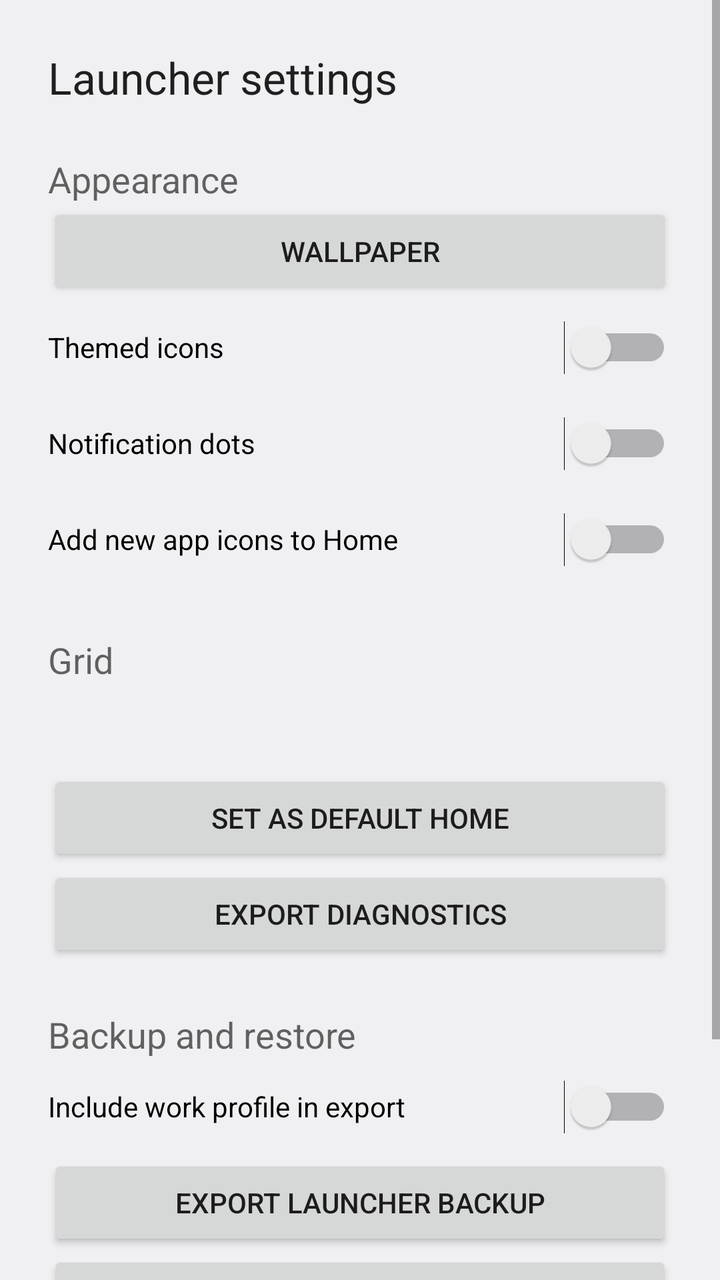
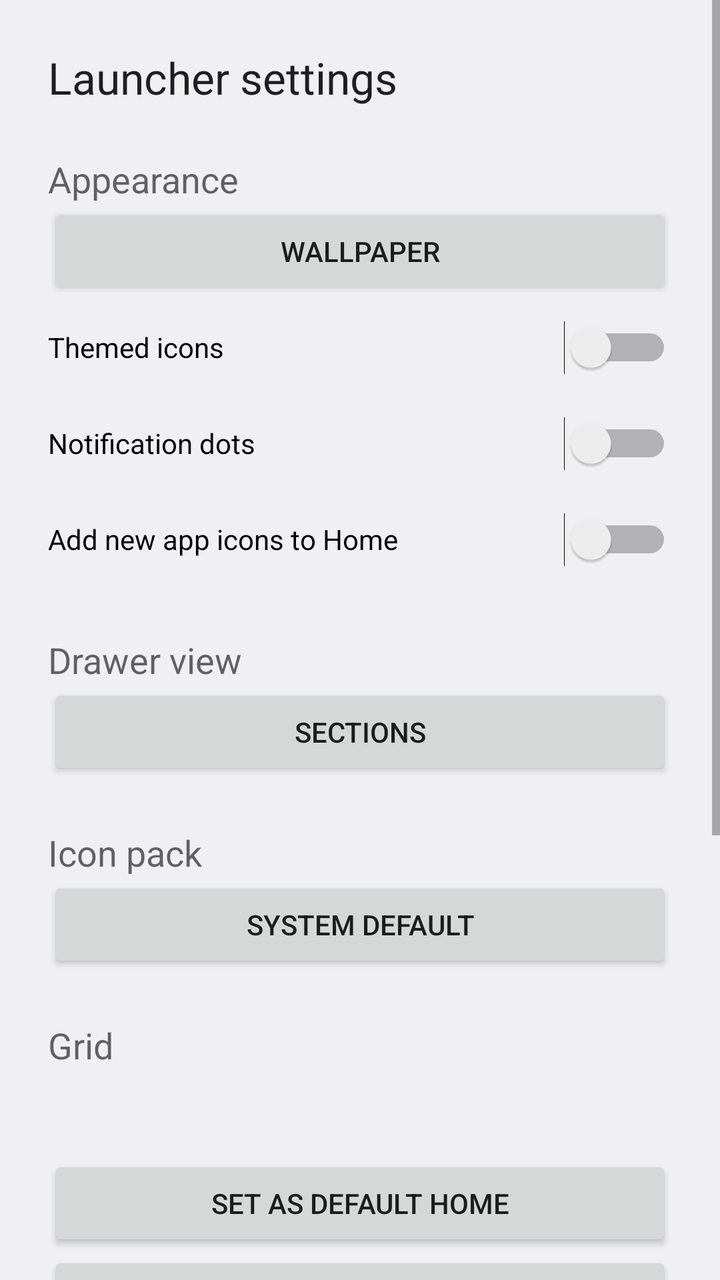

The first picture is an Android layout as it rendered before a commit; the second is the same layout after the commit. The layout source and the unified diff follow.
<!-- AndroidManifest.xml: activity theme Theme.Cenix.Settings -->
<!-- res/layout/activity_launcher_settings.xml -->
<?xml version="1.0" encoding="utf-8"?>
<ScrollView xmlns:android="http://schemas.android.com/apk/res/android"
    android:layout_width="match_parent"
    android:layout_height="match_parent"
    android:fillViewport="true">

    <LinearLayout
        android:layout_width="match_parent"
        android:layout_height="wrap_content"
        android:orientation="vertical"
        android:padding="24dp">

        <TextView
            android:id="@+id/settingsTitle"
            android:layout_width="match_parent"
            android:layout_height="wrap_content"
            android:accessibilityHeading="true"
            android:text="@string/launcher_settings"
            android:textAppearance="?android:attr/textAppearanceLarge" />

        <TextView
            android:layout_width="match_parent"
            android:layout_height="wrap_content"
            android:layout_marginTop="24dp"
            android:accessibilityHeading="true"
            android:text="@string/appearance"
            android:textAppearance="?android:attr/textAppearanceMedium" />

        <Button
            android:id="@+id/wallpaper"
            android:layout_width="match_parent"
            android:layout_height="48dp"
            android:text="@string/wallpaper" />

        <Switch
            android:id="@+id/themedIcons"
            android:layout_width="match_parent"
            android:layout_height="48dp"
            android:text="@string/themed_icons" />

        <Switch
            android:id="@+id/notificationDots"
            android:layout_width="match_parent"
            android:layout_height="48dp"
            android:text="@string/notification_dots" />

        <Switch
            android:id="@+id/autoAddApps"
            android:layout_width="match_parent"
            android:layout_height="48dp"
            android:text="@string/auto_add_apps" />

        <TextView
            android:layout_width="match_parent"
            android:layout_height="wrap_content"
            android:layout_marginTop="24dp"
            android:accessibilityHeading="true"
            android:text="@string/grid"
            android:textAppearance="?android:attr/textAppearanceMedium" />

        <RadioGroup
            android:id="@+id/gridOptions"
            android:layout_width="match_parent"
            android:layout_height="wrap_content"
            android:orientation="vertical" />

        <ProgressBar
            android:id="@+id/gridProgress"
            style="?android:attr/progressBarStyleHorizontal"
            android:layout_width="match_parent"
            android:layout_height="wrap_content"
            android:layout_marginTop="8dp"
            android:indeterminate="true"
            android:visibility="gone" />

        <TextView
            android:id="@+id/gridStatus"
            android:layout_width="match_parent"
            android:layout_height="wrap_content"
            android:accessibilityLiveRegion="polite" />

        <Button
            android:id="@+id/selectHomeRole"
            android:layout_width="match_parent"
            android:layout_height="48dp"
            android:layout_marginTop="24dp"
            android:text="@string/set_default_home" />

        <Button
            android:id="@+id/exportDiagnostics"
            android:layout_width="match_parent"
            android:layout_height="48dp"
            android:text="@string/export_diagnostics" />

        <TextView
            android:layout_width="match_parent"
            android:layout_height="wrap_content"
            android:layout_marginTop="24dp"
            android:accessibilityHeading="true"
            android:text="@string/backup_restore"
            android:textAppearance="?android:attr/textAppearanceMedium" />

        <Switch
            android:id="@+id/includeWorkBackup"
            android:layout_width="match_parent"
            android:layout_height="48dp"
            android:text="@string/backup_include_work" />

        <Button
            android:id="@+id/exportBackup"
            android:layout_width="match_parent"
            android:layout_height="48dp"
            android:text="@string/backup_export" />

        <Button
            android:id="@+id/importBackup"
            android:layout_width="match_parent"
            android:layout_height="48dp"
            android:text="@string/backup_import" />

        <Button
            android:id="@+id/resetLauncher"
            android:layout_width="match_parent"
            android:layout_height="48dp"
            android:text="@string/reset_state" />

        <TextView
            android:id="@+id/buildIdentity"
            android:layout_width="match_parent"
            android:layout_height="wrap_content"
            android:layout_marginTop="24dp"
            android:textIsSelectable="true" />
    </LinearLayout>
</ScrollView>
<!-- resources referenced by this layout -->
<resources>
  <string name="appearance">Appearance</string>
  <string name="auto_add_apps">Add new app icons to Home</string>
  <string name="backup_export">Export launcher backup</string>
  <string name="backup_import">Import launcher backup</string>
  <string name="backup_include_work">Include work profile in export</string>
  <string name="backup_restore">Backup and restore</string>
  <string name="export_diagnostics">Export diagnostics</string>
  <string name="grid">Grid</string>
  <string name="launcher_settings">Launcher settings</string>
  <string name="notification_dots">Notification dots</string>
  <string name="reset_state">Reset local state</string>
  <string name="set_default_home">Set as default HOME</string>
  <string name="themed_icons">Themed icons</string>
  <string name="wallpaper">Wallpaper</string>
  <style name="Theme.Cenix.Settings" parent="Theme.AppCompat.DayNight.NoActionBar">
          <item name="android:windowBackground">@color/launcher_surface</item>
          <item name="android:windowShowWallpaper">false</item>
          <item name="android:colorBackground">@color/launcher_surface</item>
          <item name="colorAccent">@color/launcher_accent</item>
      </style>
  <color name="launcher_surface">#FFF8F8F8</color>
  <color name="launcher_accent">#FF6750A4</color>
</resources>

<!-- the commit's change to res/layout/activity_launcher_settings.xml (unified diff, before → after) -->
@@ -49,6 +49,34 @@
             android:layout_width="match_parent"
             android:layout_height="48dp"
             android:text="@string/auto_add_apps" />
+
+        <TextView
+            android:layout_width="match_parent"
+            android:layout_height="wrap_content"
+            android:layout_marginTop="24dp"
+            android:accessibilityHeading="true"
+            android:text="@string/drawer_mode"
+            android:textAppearance="?android:attr/textAppearanceMedium" />
+
+        <Button
+            android:id="@+id/drawerModeToggle"
+            android:layout_width="match_parent"
+            android:layout_height="48dp"
+            android:text="@string/drawer_sections" />
+
+        <TextView
+            android:layout_width="match_parent"
+            android:layout_height="wrap_content"
+            android:layout_marginTop="24dp"
+            android:accessibilityHeading="true"
+            android:text="@string/icon_pack"
+            android:textAppearance="?android:attr/textAppearanceMedium" />
+
+        <Button
+            android:id="@+id/iconPack"
+            android:layout_width="match_parent"
+            android:layout_height="48dp"
+            android:text="@string/icon_pack_system" />
 
         <TextView
             android:layout_width="match_parent"
<!-- resource entries referenced after the edit -->
@@ -6,8 +6,12 @@
   <string name="backup_import">Import launcher backup</string>
   <string name="backup_include_work">Include work profile in export</string>
   <string name="backup_restore">Backup and restore</string>
+  <string name="drawer_mode">Drawer view</string>
+  <string name="drawer_sections">Sections</string>
   <string name="export_diagnostics">Export diagnostics</string>
   <string name="grid">Grid</string>
+  <string name="icon_pack">Icon pack</string>
+  <string name="icon_pack_system">System default</string>
   <string name="launcher_settings">Launcher settings</string>
   <string name="notification_dots">Notification dots</string>
   <string name="reset_state">Reset local state</string>
